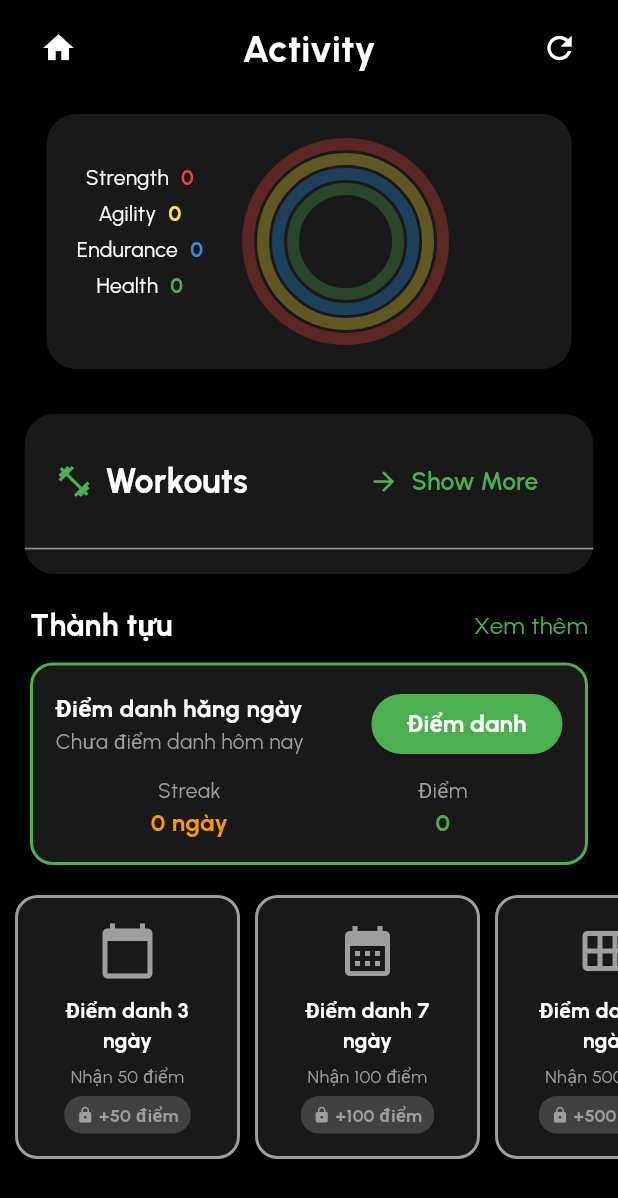
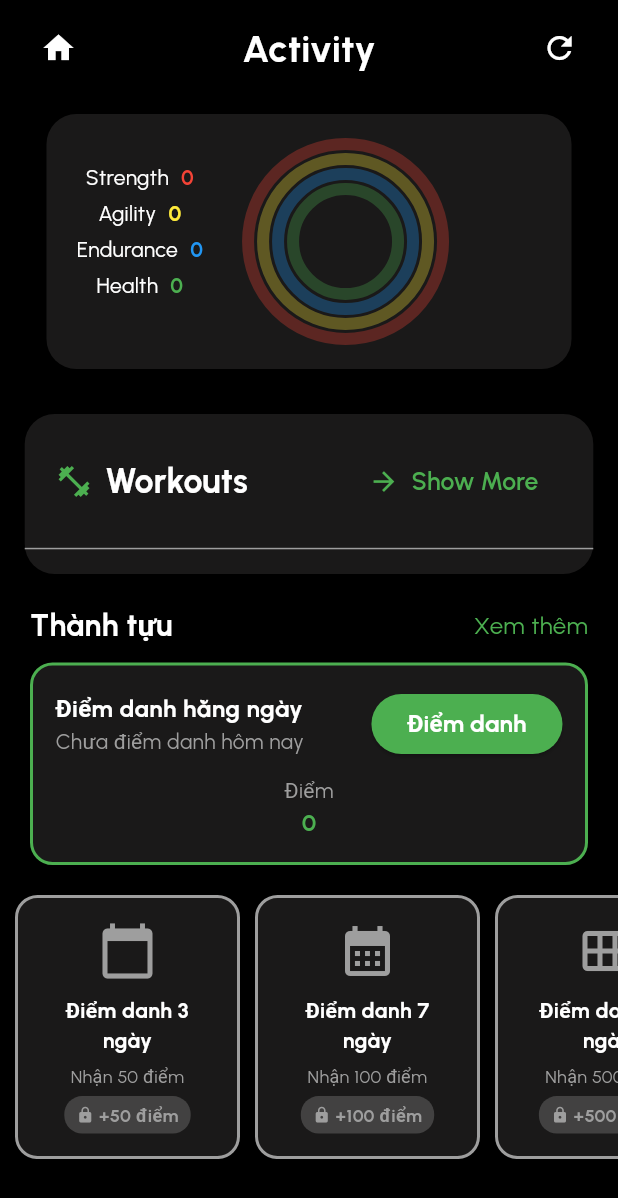
Before and after one commit to dung1233/APP_Pj4, a Flutter app: the Ol screen opened directly, on a phone screen of 412 x 824 dp. Shown: the top 1198 px of the screen. Run offline on Flutter 3.47's test engine with Material 3 defaults, Android fonts, the phone set to English and light mode, and no system bars; our stand-ins replace cached_network_image, camera, community_material_icon, dio, firebase_auth, flutter_map and 16 more; missing offline and left inert: agora_rtc_engine, firebase_ui_auth, flutter_3d_controller, flutter_paypal_payment, flutter_stripe, google_mlkit_pose_detection; accounts and stored records are empty; generated files the repository leaves out were written again.

Commit message:
cập nhâp

```diff
--- a/lib/screens/ol.dart
+++ b/lib/screens/ol.dart
@@ -683,8 +683,7 @@ class _AwardsWidgetState extends State<AwardsWidget> {
 
           ScaffoldMessenger.of(context).showSnackBar(
             SnackBar(
-              content: Text(
-                  "Điểm danh thành công! +100 điểm (Streak: ${streak * 100} điểm)"),
+              content: Text("Điểm danh thành công! +100 điểm "),
               backgroundColor: Colors.green,
             ),
           );
@@ -873,8 +872,8 @@ class _AwardsWidgetState extends State<AwardsWidget> {
               Row(
                 mainAxisAlignment: MainAxisAlignment.spaceAround,
                 children: [
-                  _buildStatItem("Streak",
-                      "${(_totalPoints / 100).floor()} ngày", Colors.orange),
+                  // _buildStatItem("Streak",
+                  //     "${(_totalPoints / 100).floor()} ngày", Colors.orange),
                   _buildStatItem("Điểm", "$_totalPoints", Colors.green),
                 ],
               ),
```
